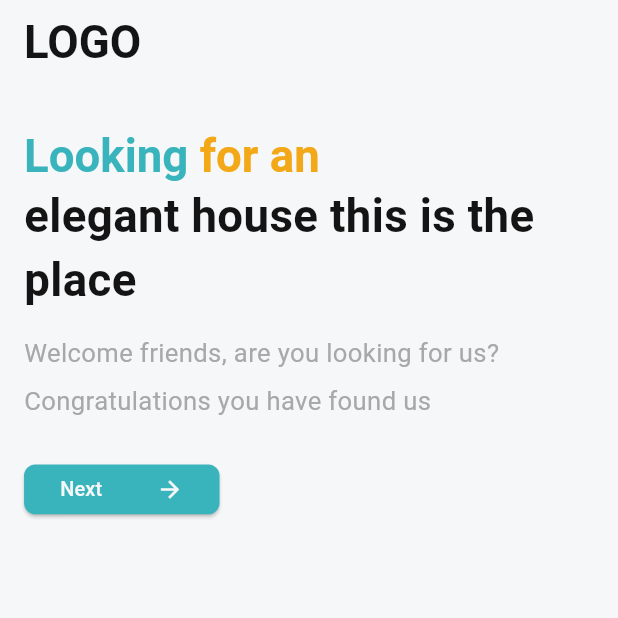
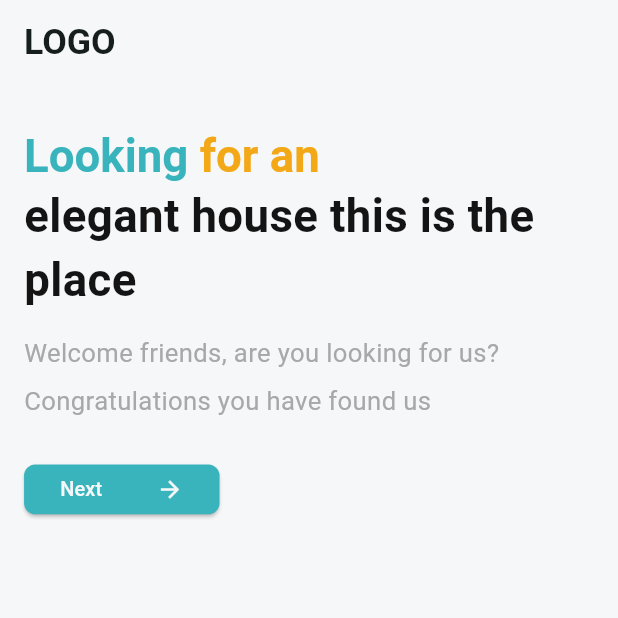
Before and after one commit to jeankpoti/realestateHeyFlutterChallenge, a Flutter app: the screen it shows after launch, on a phone screen of 412 x 824 dp, the top half of it. Run offline on Flutter 3.47's test engine with Material 3 defaults, Android fonts, the phone set to English and light mode, and no system bars; our stand-ins replace flutter_riverpod, flutter_screenutil, google_maps_flutter, loading_animation_widget, persistent_bottom_nav_bar.

Commit message:
first commit

```diff
--- a/lib/src/features/item/views/home_view.dart
+++ b/lib/src/features/item/views/home_view.dart
@@ -53,7 +53,7 @@ class _HomeViewState extends ConsumerState<HomeView> {
           children: [
             Text(
               'LOGO',
-              style: AppTextStyles.title,
+              style: AppTextStyles.subtitle,
             ),
             const Icon(Icons.notifications_outlined)
           ],
@@ -153,9 +153,9 @@ class _HomeViewState extends ConsumerState<HomeView> {
                       ),
                       ispriceInvalid
                           ? Padding(
-                              padding: EdgeInsets.only(top: 8.h),
+                              padding: EdgeInsets.only(left: 8.w, top: 8.h),
                               child: Text(
-                                  'Minimum price  must be less tha 8 digits',
+                                  'Minimum price  must be less than 8 digits',
                                   style: AppTextStyles.body.copyWith(
                                     color: Colors.red,
                                   )),
--- a/lib/src/features/item/views/search_result_view.dart
+++ b/lib/src/features/item/views/search_result_view.dart
@@ -32,6 +32,8 @@ class _SearchresultItemViewState extends ConsumerState<SearchresultItemView> {
   @override
   Widget build(BuildContext context) {
     final itemList = ref.watch(itemControllerProvider);
+
+    print('itemList: $itemList');
 
     return Scaffold(
       backgroundColor: AppColors.primary,
--- a/lib/welcome_view.dart
+++ b/lib/welcome_view.dart
@@ -19,7 +19,7 @@ class WelcomeView extends StatelessWidget {
         elevation: 0,
         title: Text(
           'LOGO',
-          style: AppTextStyles.title,
+          style: AppTextStyles.subtitle,
         ),
       ),
       body: SingleChildScrollView(
```
